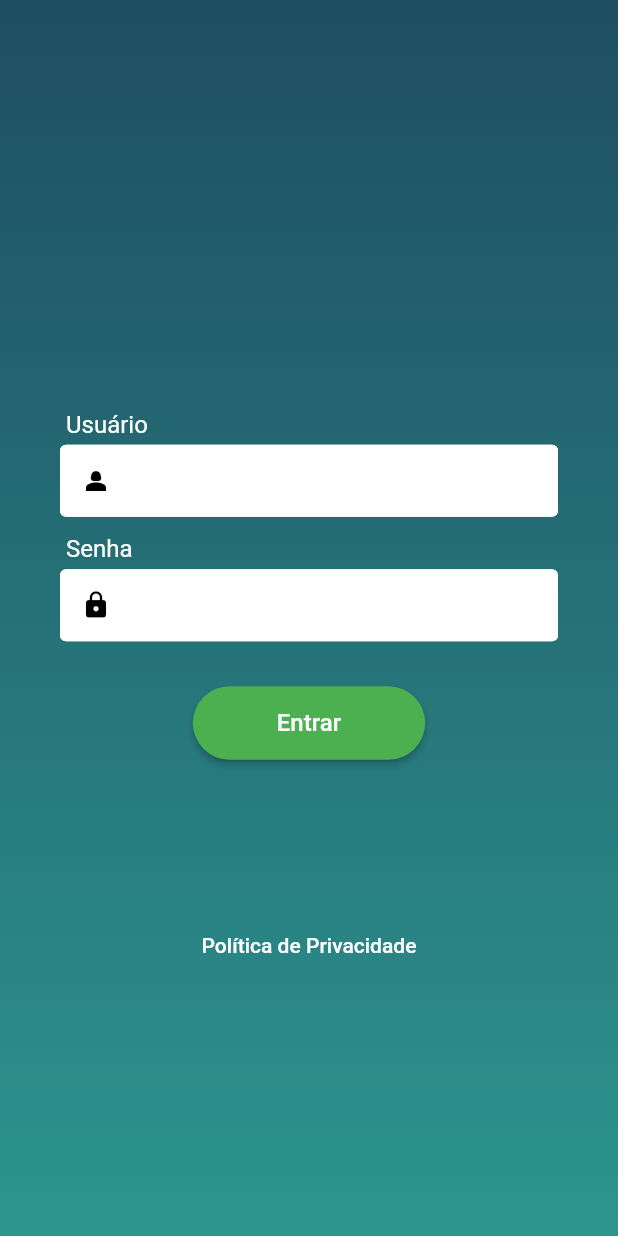
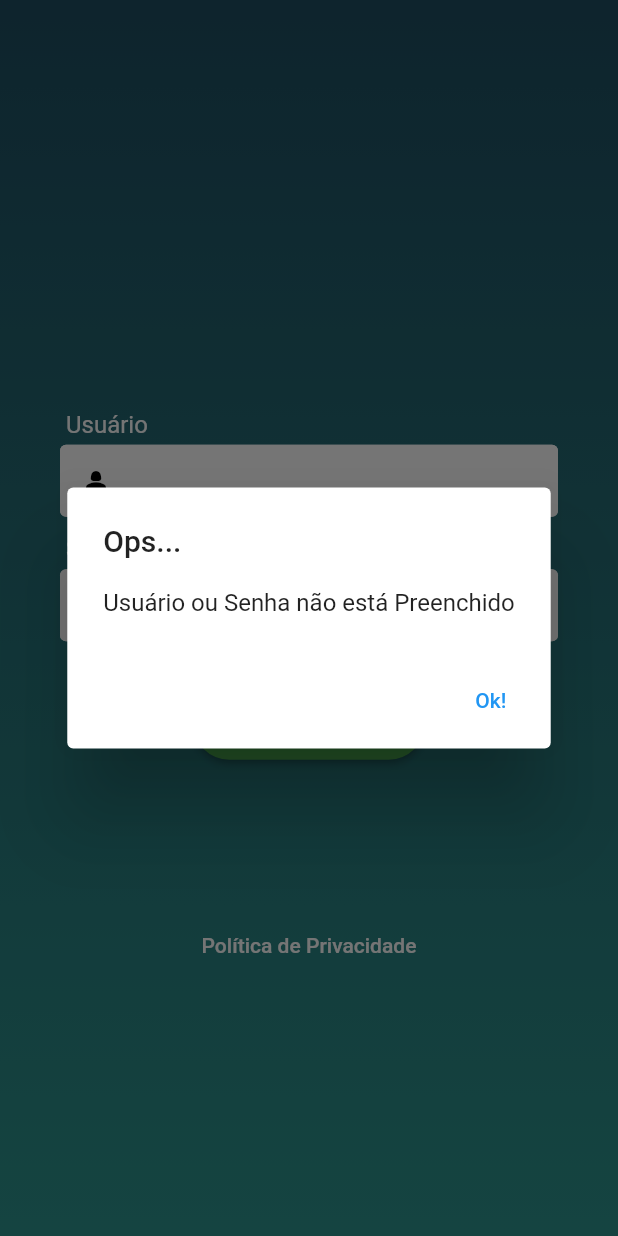
Before and after one commit to RaiHYRodrigues/test_taget_sistemas, a Flutter app: the screen it shows after launch, after a tap on "Entrar", on a phone screen of 412 x 824 dp. Run offline on Flutter 3.47's test engine with Material 2 defaults, Android fonts, the light colour scheme and no system bars.

Commit message:
Mock Auth Provider + Error Handling

```diff
--- a/lib/components/auth_form.dart
+++ b/lib/components/auth_form.dart
@@ -1,9 +1,21 @@
+// ignore_for_file: public_member_api_docs, sort_constructors_first
 import 'package:flutter/material.dart';
 import 'package:flutter/services.dart';
 
-class AuthForm extends StatelessWidget {
-  const AuthForm({super.key});
+class AuthForm extends StatefulWidget {
+  final TextEditingController user;
+  final TextEditingController password;
+  const AuthForm({
+    Key? key,
+    required this.user,
+    required this.password,
+  }) : super(key: key);
 
+  @override
+  State<AuthForm> createState() => _AuthFormState();
+}
+
+class _AuthFormState extends State<AuthForm> {
   @override
   Widget build(BuildContext context) {
     return Padding(
@@ -11,7 +23,9 @@ class AuthForm extends StatelessWidget {
       child: Column(crossAxisAlignment: CrossAxisAlignment.start, children: [
         const Padding(
           padding: EdgeInsets.all(4.0),
-          child: Text(
+          child:
+              //Username Text field
+              Text(
             'Usuário',
             style: TextStyle(
               color: Colors.white,
@@ -20,12 +34,10 @@ class AuthForm extends StatelessWidget {
           ),
         ),
         TextField(
-          inputFormatters: [
-              FilteringTextInputFormatter.deny(RegExp(r'\s+$')),
-            ],
+            controller: widget.user,
             maxLength: 20,
             cursorColor: Colors.black,
-            style:const  TextStyle(
+            style: const TextStyle(
               fontSize: 16,
             ),
             decoration: const InputDecoration(
@@ -47,7 +59,9 @@ class AuthForm extends StatelessWidget {
         ),
         const Padding(
           padding: EdgeInsets.all(4.0),
-          child: Text(
+          child:
+              //Password TextField
+              Text(
             'Senha',
             style: TextStyle(
               color: Colors.white,
@@ -56,8 +70,9 @@ class AuthForm extends StatelessWidget {
           ),
         ),
         TextField(
+            controller: widget.password,
             inputFormatters: [
-              FilteringTextInputFormatter.allow(RegExp(r'^[a-zA-Z0-9]+$')),
+              FilteringTextInputFormatter.deny(RegExp(r'[^a-zA-Z0-9]')),
             ],
             maxLength: 20,
             obscureText: true,
--- a/lib/main.dart
+++ b/lib/main.dart
@@ -1,8 +1,12 @@
+
+
 import 'package:flutter/material.dart';
 import 'package:test_target_sistemas/views/home_view.dart';
+import 'package:test_target_sistemas/views/note_view.dart';
 
 void main() {
-  runApp(const MaterialApp(
-    home: HomeView(),
-  ));
+  runApp(MaterialApp(initialRoute: '/', routes: {
+    '/': (context) => HomeView(),
+    '/note': (context) => const NoteView()
+  }));
 }
--- /dev/null
+++ b/lib/services/auth/mock_auth_provider.dart
@@ -0,0 +1,44 @@
+import 'package:flutter/material.dart';
+
+class MockAuthProvider {
+Future<void> logIn(
+  BuildContext context,
+  String user,
+  String password,
+) async {
+
+  if (user.isEmpty || password.isEmpty) {
+
+    return _showErrorDialog(context, 'Usuário ou Senha não está Preenchido');
+  } else if (user.endsWith(' ')) {
+    return _showErrorDialog(context, "Usuário não pode terminar com espaço");
+  } else if (password.length < 2) {
+    return _showErrorDialog(context, 'Senha deve ter no mínimo 2 caracteres');
+  } else {
+
+    Navigator.pushReplacementNamed(context, '/note');
+  }
+}
+
+Future<void> _showErrorDialog(
+  BuildContext context,
+  String text,
+) {
+  return showDialog(
+    context: context,
+    builder: (context) {
+      return AlertDialog(
+        title: const Text('Ops...'),
+        content: Text(text),
+        actions: [
+          TextButton(
+              onPressed: () {
+                Navigator.of(context).pop();
+              },
+              child: const Text('Ok!'))
+        ],
+      );
+    },
+  );
+}
+}
--- a/lib/views/home_view.dart
+++ b/lib/views/home_view.dart
@@ -1,15 +1,17 @@
 import 'package:flutter/material.dart';
 
 import 'package:test_target_sistemas/components/auth_form.dart';
+import 'package:test_target_sistemas/services/auth/mock_auth_provider.dart';
 import 'package:url_launcher/url_launcher.dart';
 
 class HomeView extends StatelessWidget {
-  const HomeView({super.key});
-
+  HomeView({super.key});
+  final userController = TextEditingController();
+  final passwordController = TextEditingController();
   @override
   Widget build(BuildContext context) {
-    double height = MediaQuery.of(context).size.height;
     return Container(
+        //Gradient BackGround
         decoration: const BoxDecoration(
             gradient: LinearGradient(
           colors: [Color(0xFF1E4E62), Color(0xFF2D958E)],
@@ -18,14 +20,24 @@ class HomeView extends StatelessWidget {
         )),
         child: Scaffold(
           backgroundColor: Colors.transparent,
-          body: Column(
+          body:
+              // Home View Elements
+              Column(
             mainAxisAlignment: MainAxisAlignment.center,
             children: [
               const SizedBox(height: 100),
-              const Center(child: AuthForm()),
+              Center(
+                child: AuthForm(
+                    user: userController, password: passwordController),
+              ),
               const SizedBox(height: 30),
+              // 'Entrar' Button
               ElevatedButton(
-                onPressed: () {},
+                onPressed: () async {
+                  final user = userController.text;
+                  final password = passwordController.text;
+                  MockAuthProvider authProvider = MockAuthProvider();
+                  await authProvider.logIn(context, user, password);},
                 style: ElevatedButton.styleFrom(
                   shape: RoundedRectangleBorder(
                       borderRadius: BorderRadius.circular(30)),
@@ -40,9 +52,10 @@ class HomeView extends StatelessWidget {
                 ),
               ),
               const SizedBox(height: 100),
+              // 'Política de Privacidade' Button
               TextButton(
                   onPressed: () {
-                    _launchInBrowser(Uri.parse('https://www.google.com.br/'));
+                    launchInBrowser(Uri.parse('https://www.google.com.br/'));
                   },
                   child: const Text(
                     'Política de Privacidade',
@@ -54,7 +67,7 @@ class HomeView extends StatelessWidget {
   }
 }
 
-Future<void> _launchInBrowser(Uri url) async {
+Future<void> launchInBrowser(Uri url) async {
   if (!await launchUrl(
     url,
     mode: LaunchMode.externalApplication,
--- a/pubspec.yaml
+++ b/pubspec.yaml
@@ -36,6 +36,7 @@ dependencies:
   # Use with the CupertinoIcons class for iOS style icons.
   cupertino_icons: ^1.0.2
   url_launcher: ^6.1.11
+  firebase_core: ^2.24.0
 
 dev_dependencies:
   flutter_test:
```
Also changed, not shown: lib/views/note_view.dart (+31 -1 lines), pubspec.lock, 4 other files.
